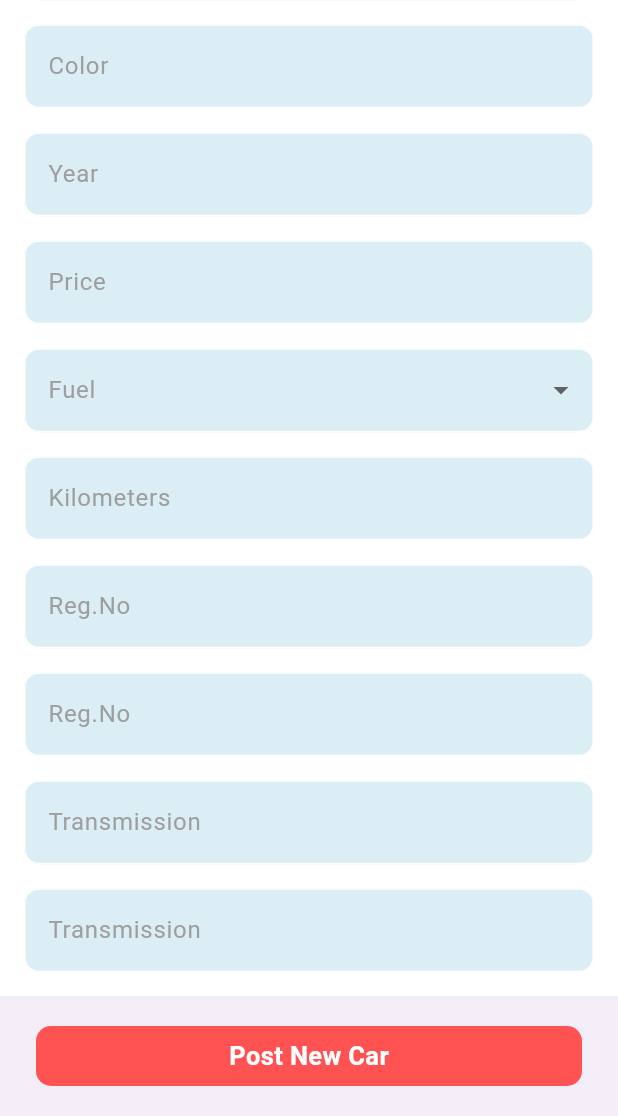
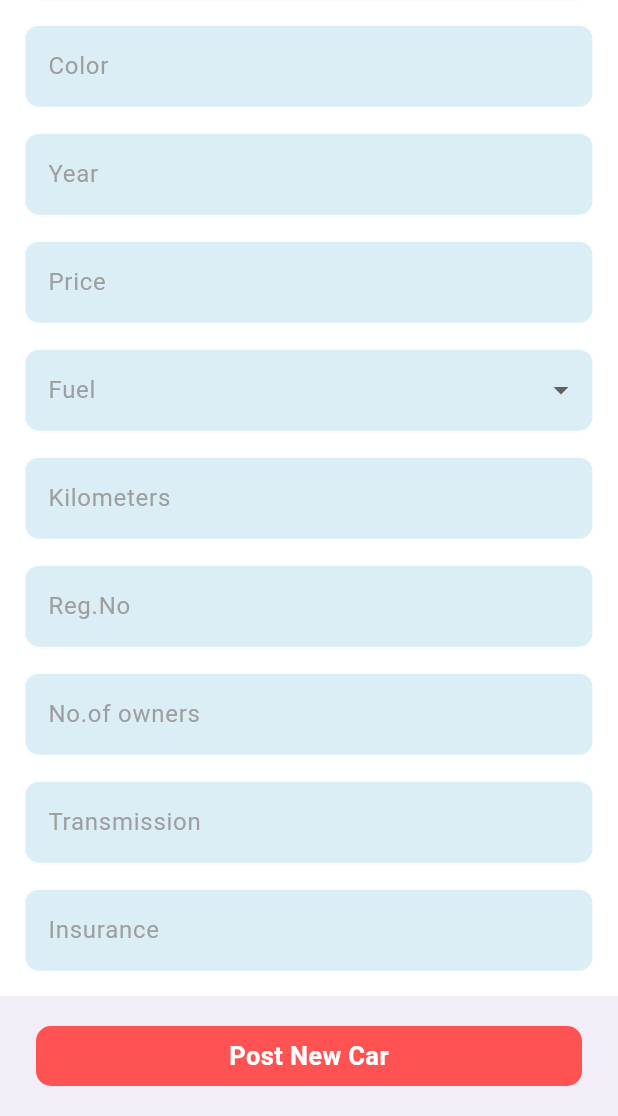
Before and after one commit to hijasahamed/Auto_Mates, a Flutter app: the AddCarEditCarWidget screen opened directly with empty values, scrolled down 400 dp, on a phone screen of 412 x 824 dp, the part 120-1236 px from its top. Run offline on Flutter 3.47's test engine with Material 3 defaults, Android fonts, the phone set to English and light mode, and no system bars; our stand-ins replace animated_text_kit, bloc, carousel_slider, cloud_firestore, connectivity, curved_labeled_navigation_bar and 11 more; accounts and stored records are empty; project files that could hold a hidden picture were left out.

Commit message:
latest push

```diff
--- a/lib/seller/seller_homescreen/view/widgets/add_edit_car_widgets/add_car_edit_car_widget.dart
+++ b/lib/seller/seller_homescreen/view/widgets/add_edit_car_widgets/add_car_edit_car_widget.dart
@@ -1,6 +1,6 @@
 import 'package:auto_mates/seller/seller_homescreen/controller/functions.dart';
 import 'package:auto_mates/seller/seller_homescreen/view/bloc/seller_home_screen_bloc.dart';
-import 'package:auto_mates/seller/seller_homescreen/view/widgets/add_edit_car_widgets/add_edit_form_widget.dart';
+import 'package:auto_mates/seller/seller_homescreen/view/widgets/add_edit_car_widgets/textformfield/add_edit_form_widget.dart';
 import 'package:auto_mates/user/appbarbottombar/view/widgets/app_bar_gradient_color.dart';
 import 'package:auto_mates/user/commonwidgets/common_widgets/common_widgets.dart';
 import 'package:cloud_firestore/cloud_firestore.dart';
--- /dev/null
+++ b/lib/seller/seller_homescreen/view/widgets/add_edit_car_widgets/dropdownbutton/insurence_dropdown.dart
@@ -0,0 +1,10 @@
+import 'package:flutter/material.dart';
+
+class InsurenceDropdown extends StatelessWidget {
+  const InsurenceDropdown({super.key});
+
+  @override
+  Widget build(BuildContext context) {
+    return const Placeholder();
+  }
+}
--- a/lib/seller/seller_homescreen/view/widgets/add_edit_car_widgets/add_edit_form_widget.dart
+++ b/lib/seller/seller_homescreen/view/widgets/add_edit_car_widgets/textformfield/add_edit_form_widget.dart
@@ -167,22 +167,22 @@ class AddEditFormWidget extends StatelessWidget {
                 obscure: false,
                 keyBoardType: TextInputType.name,
                 textCapitalization:
-                    TextCapitalization.words,
+                    TextCapitalization.characters,
                 fillColor: const Color(0XFFDBEDF5)),
           ),
           Padding(
             padding: const EdgeInsets.all(8.0),
             child: MyTextFormWidget(
               screenSize: screenSize,
-                text: 'Reg.No',
+                text: 'No.of owners',
                 enabledBorderColor: Colors.white,
                 valueTextColor: Colors.grey,
                 focusedBorderColor: Colors.red,
                 labelTextColor: Colors.grey,
                 controller: carKilometerController,
-                warning: 'Enter the registration number of car',
+                warning: 'Enter the number of owners owned the car',
                 obscure: false,
-                keyBoardType: TextInputType.name,
+                keyBoardType: TextInputType.number,
                 textCapitalization:
                     TextCapitalization.words,
                 fillColor: const Color(0XFFDBEDF5)),
@@ -208,13 +208,13 @@ class AddEditFormWidget extends StatelessWidget {
             padding: const EdgeInsets.all(8.0),
             child: MyTextFormWidget(
               screenSize: screenSize,
-                text: 'Transmission',
+                text: 'Insurance',
                 enabledBorderColor: Colors.white,
                 valueTextColor: Colors.grey,
                 focusedBorderColor: Colors.red,
                 labelTextColor: Colors.grey,
                 controller: carKilometerController,
-                warning: 'Enter the car transmission type',
+                warning: 'Enter the validity of insurence',
                 obscure: false,
                 keyBoardType: TextInputType.name,
                 textCapitalization:
--- a/lib/user/commonwidgets/text_form_field/text_form_widget.dart
+++ b/lib/user/commonwidgets/text_form_field/text_form_widget.dart
@@ -1,6 +1,6 @@
 import 'package:auto_mates/seller/seller_homescreen/view/widgets/add_edit_car_widgets/dropdownbutton/car_brand_drop_down.dart';
 import 'package:auto_mates/seller/seller_homescreen/view/widgets/add_edit_car_widgets/dropdownbutton/fuel_drop_down.dart';
-import 'package:auto_mates/seller/seller_homescreen/view/widgets/add_edit_car_widgets/year_picker.dart';
+import 'package:auto_mates/seller/seller_homescreen/view/widgets/add_edit_car_widgets/dropdownbutton/year_picker.dart';
 import 'package:flutter/material.dart';
 
 // ignore: must_be_immutable
```
Also changed, not shown: lib/seller/seller_homescreen/view/widgets/add_edit_car_widgets/dropdownbutton/year_picker.dart (renamed from lib/seller/seller_homescreen/view/widgets/add_edit_car_widgets/year_picker.dart).
